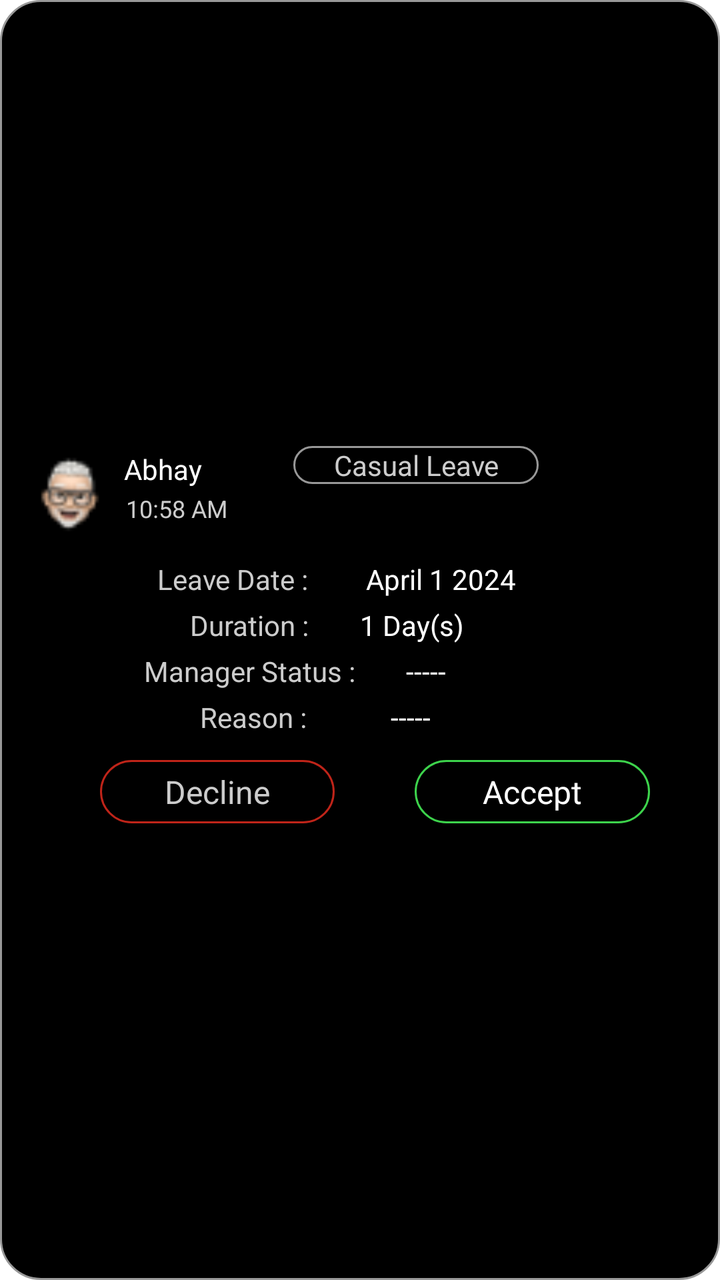
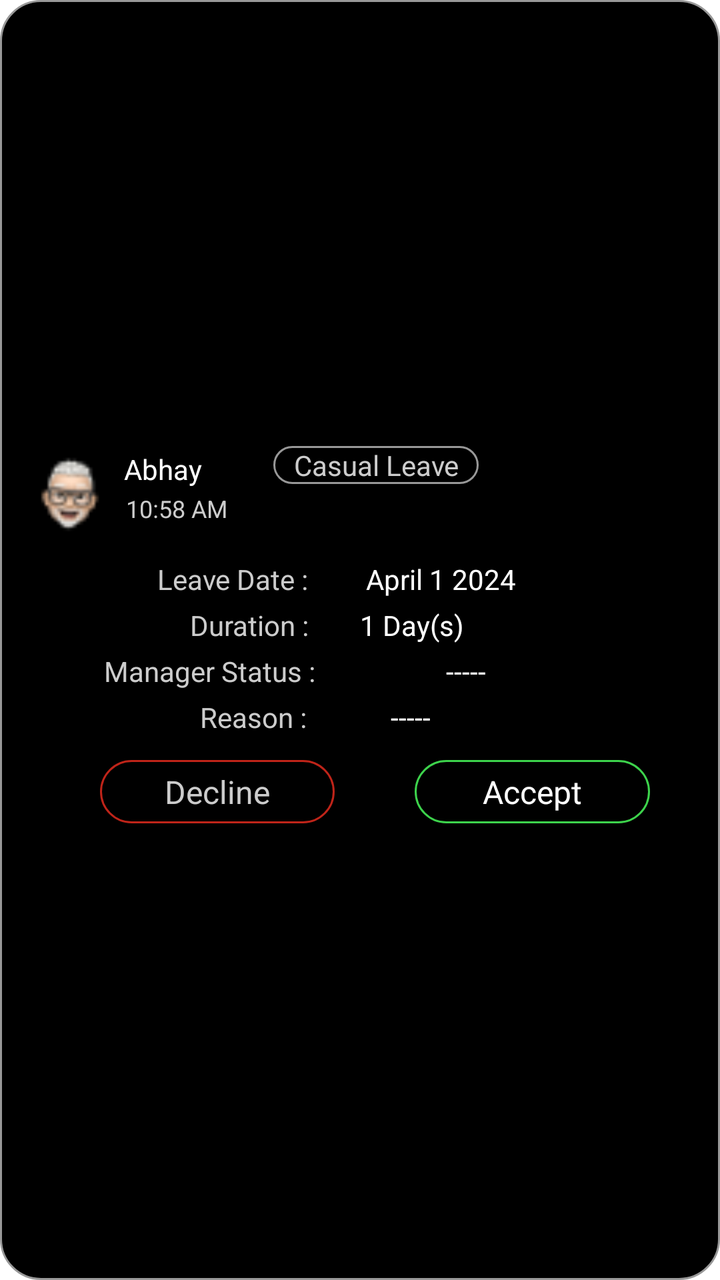

Before-and-after screenshots of an Android layout around one commit, followed by the original layout XML and the change that was made.
<!-- AndroidManifest.xml: application theme AppTheme -->
<!-- res/layout/leave_request_recycler.xml -->
<?xml version="1.0" encoding="utf-8"?>
<layout>

    <LinearLayout xmlns:android="http://schemas.android.com/apk/res/android"
        android:layout_width="match_parent"
        android:layout_height="wrap_content"
        android:layout_margin="10dp"
        android:background="@drawable/cardview_border"
        android:gravity="center"
        android:orientation="vertical"
        android:padding="@dimen/_5dp">

        <LinearLayout
            android:layout_width="match_parent"
            android:layout_height="wrap_content"
            android:orientation="horizontal"
            android:padding="@dimen/_5dp">


            <ImageView
                android:id="@+id/profilepic"
                android:layout_width="50dp"
                android:layout_height="50dp"
                android:src="@drawable/profile" />

            <LinearLayout
                android:layout_width="wrap_content"
                android:layout_height="wrap_content"
                android:orientation="vertical">

                <TextView
                    android:id="@+id/name"
                    android:layout_width="wrap_content"
                    android:layout_height="wrap_content"
                    android:layout_margin="2dp"
                    android:maxLines="2"
                    android:text="Abhay"
                    android:textColor="@color/white" />


                <TextView
                    android:id="@+id/time"
                    android:layout_width="wrap_content"
                    android:layout_height="wrap_content"
                    android:text=" 10:58 AM "
                    android:textColor="@color/greyforText"
                    android:textSize="12dp" />

            </LinearLayout>

            <TextView
                android:id="@+id/leaveType"
                android:layout_width="wrap_content"
                android:layout_height="wrap_content"
                android:layout_gravity="end"
                android:layout_marginStart="@dimen/_30dp"
                android:layout_marginTop="@dimen/_15"
                android:layout_marginEnd="@dimen/_30dp"
                android:background="@drawable/cardview_border"
                android:gravity="center"
                android:paddingStart="20dp"
                android:paddingEnd="20dp"
                android:text="Casual Leave"
                android:textColor="@color/greyforText"
                android:textSize="14sp" />
        </LinearLayout>
































































































        <LinearLayout
            android:layout_width="match_parent"
            android:layout_height="wrap_content"
            android:orientation="vertical">

            <LinearLayout
                android:layout_width="match_parent"
                android:layout_height="wrap_content"
                android:layout_gravity="center"
                android:gravity="center"
                android:orientation="horizontal">

                <TextView
                    android:layout_width="wrap_content"
                    android:layout_height="wrap_content"
                    android:gravity="center"
                    android:text="Leave Date :     "
                    android:textColor="@color/greyforText"
                    android:textSize="14sp" />

                <TextView
                    android:id="@+id/leaveDae"
                    android:layout_width="100dp"
                    android:layout_height="wrap_content"
                    android:layout_marginLeft="@dimen/_10"
                    android:maxLines="2"
                    android:padding="2dp"
                    android:text="April 1 2024 "
                    android:textColor="@color/white"
                    android:textSize="14sp" />
            </LinearLayout>

            <LinearLayout
                android:layout_width="match_parent"
                android:layout_height="wrap_content"
                android:layout_gravity="center"
                android:gravity="center"
                android:orientation="horizontal">

                <TextView
                    android:layout_width="wrap_content"
                    android:layout_height="wrap_content"
                    android:gravity="center"
                    android:text="    Duration :    "
                    android:textColor="@color/greyforText"
                    android:textSize="14sp" />

                <TextView
                    android:id="@+id/duration"
                    android:layout_width="100dp"
                    android:layout_height="wrap_content"

                    android:layout_marginLeft="@dimen/_10"
                    android:maxLines="2"
                    android:padding="2dp"
                    android:text="1 Day(s)"
                    android:textColor="@color/white"
                    android:textSize="14sp" />
            </LinearLayout>

            <LinearLayout
                android:layout_width="match_parent"
                android:layout_height="wrap_content"
                android:layout_gravity="center"
                android:gravity="center"
                android:orientation="horizontal">

                <TextView
                    android:layout_width="wrap_content"
                    android:layout_height="wrap_content"
                    android:gravity="center"
                    android:text="Manager Status :"
                    android:textColor="@color/greyforText"
                    android:textSize="14sp" />

                <TextView
                    android:id="@+id/managerStatus"
                    android:layout_width="100dp"

                    android:layout_height="wrap_content"
                    android:layout_marginLeft="@dimen/_10"
                    android:maxLines="5"
                    android:padding="2dp"
                    android:text="    -----   "
                    android:textColor="@color/white"
                    android:textSize="14sp" />
            </LinearLayout>

            <LinearLayout
                android:layout_width="match_parent"
                android:layout_height="wrap_content"
                android:layout_gravity="center"
                android:gravity="center"
                android:orientation="horizontal">

                <TextView
                    android:layout_width="wrap_content"
                    android:layout_height="wrap_content"
                    android:gravity="center"
                    android:text="      Reason :     "
                    android:textColor="@color/greyforText"
                    android:textSize="14sp" />

                <TextView
                    android:id="@+id/Reason"

                    android:layout_width="100dp"
                    android:layout_height="wrap_content"
                    android:layout_marginLeft="@dimen/_10"
                    android:maxLines="10"
                    android:padding="2dp"
                    android:text="    -----   "
                    android:textColor="@color/white"
                    android:textSize="14sp" />
            </LinearLayout>

            <LinearLayout
                android:layout_width="match_parent"
                android:layout_height="wrap_content"
                android:layout_margin="@dimen/_10"
                android:gravity="center"
                android:paddingStart="@dimen/_15sp"
                android:weightSum="2">

                <TextView
                    android:id="@+id/decline"
                    android:layout_width="0dp"
                    android:layout_height="wrap_content"
                    android:layout_marginLeft="@dimen/_20dp"
                    android:layout_marginRight="@dimen/_20dp"
                    android:layout_weight="1"
                    android:background="@drawable/red_border"
                    android:gravity="center"
                    android:padding="@dimen/_5dp"
                    android:text="Decline"
                    android:textColor="@color/greyforText"
                    android:textSize="16sp" />

                <TextView
                    android:id="@+id/accept"
                    android:layout_width="0dp"
                    android:layout_height="wrap_content"
                    android:layout_marginLeft="@dimen/_20dp"
                    android:layout_marginRight="@dimen/_20dp"
                    android:layout_weight="1"
                    android:background="@drawable/green_borderbg"
                    android:gravity="center"
                    android:padding="@dimen/_5dp"
                    android:text="Accept"
                    android:textColor="@color/white"
                    android:textSize="16sp" />
            </LinearLayout>
        </LinearLayout>

    </LinearLayout>
</layout>
<!-- resources referenced by this layout -->
<resources>
  <color name="greyforText">#CCCCCC</color>
  <color name="white">#FFFFFF</color>
  <dimen name="_10">10dp</dimen>
  <dimen name="_15">15dp</dimen>
  <dimen name="_15sp">15sp</dimen>
  <dimen name="_20dp">20dp</dimen>
  <dimen name="_30dp">30dp</dimen>
  <dimen name="_5dp">5dp</dimen>
  <!-- drawable cardview_border (drawable) -->
  <shape xmlns:android="http://schemas.android.com/apk/res/android"
      android:shape="rectangle">
      <solid android:color="@android:color/black" /> 
      <corners android:radius="20dp" />
      <stroke
          android:width="1dp"
          android:color="#989898"
          />
  </shape>
  <!-- drawable green_borderbg (drawable) -->
  <shape xmlns:android="http://schemas.android.com/apk/res/android"
      android:shape="rectangle">
      <solid android:color="@android:color/black" /> 
      <corners android:radius="20dp" />
      <stroke
          android:width="1dp"
          android:color="#3DD34C" />
  </shape>
  <!-- drawable profile: png bitmap (drawable, 1364 bytes) -->
  <!-- drawable red_border (drawable) -->
  <shape xmlns:android="http://schemas.android.com/apk/res/android"
      android:shape="rectangle">
      <solid android:color="@android:color/black" /> 
      <corners android:radius="20dp" />
      <stroke
          android:width="1dp"
          android:color="@color/red"
          />
  </shape>
  <style name="AppTheme" parent="Theme.MaterialComponents.Light.NoActionBar">
          <item name="colorPrimaryDark">@color/black</item>
          <item name="colorSurface">@color/white</item>
      </style>
  <color name="red">#BF2419</color>
  <color name="black">#FF000000</color>
</resources>

<!-- the commit's change to res/layout/leave_request_recycler.xml (unified diff, before → after) -->
@@ -53,13 +53,14 @@
                 android:layout_width="wrap_content"
                 android:layout_height="wrap_content"
                 android:layout_gravity="end"
-                android:layout_marginStart="@dimen/_30dp"
+                android:layout_marginStart="@dimen/_20dp"
+                android:maxLines="1"
                 android:layout_marginTop="@dimen/_15"
                 android:layout_marginEnd="@dimen/_30dp"
                 android:background="@drawable/cardview_border"
                 android:gravity="center"
-                android:paddingStart="20dp"
-                android:paddingEnd="20dp"
+                android:paddingStart="10dp"
+                android:paddingEnd="10dp"
                 android:text="Casual Leave"
                 android:textColor="@color/greyforText"
                 android:textSize="14sp" />
@@ -231,7 +232,7 @@
                     android:layout_width="wrap_content"
                     android:layout_height="wrap_content"
                     android:gravity="center"
-                    android:text="Manager Status :"
+                    android:text="Manager Status :            "
                     android:textColor="@color/greyforText"
                     android:textSize="14sp" />
 
@@ -265,11 +266,11 @@
 
                 <TextView
                     android:id="@+id/Reason"
-
                     android:layout_width="100dp"
                     android:layout_height="wrap_content"
+                    android:maxLength="100"
                     android:layout_marginLeft="@dimen/_10"
-                    android:maxLines="10"
+                    android:maxLines="2"
                     android:padding="2dp"
                     android:text="    -----   "
                     android:textColor="@color/white"
